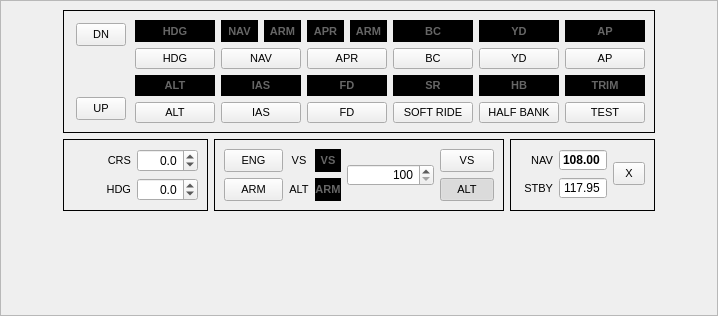
Old version of the form src/gui/DockWidgetAuto.ui in the repository marek-cel/mscsim-cc0.
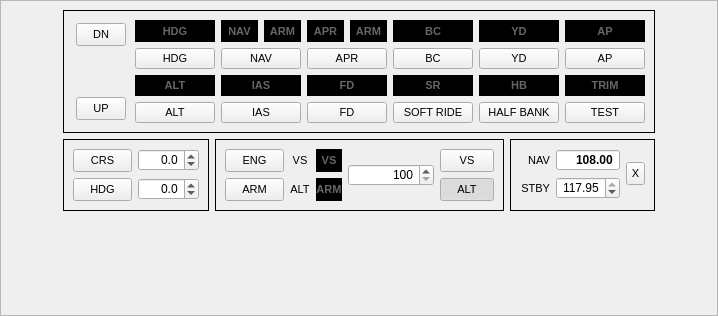
New version of the form.

Patch:
```diff
--- a/src/gui/DockWidgetAuto.ui
+++ b/src/gui/DockWidgetAuto.ui
@@ -155,7 +155,7 @@
               <set>Qt::AlignRight|Qt::AlignTrailing|Qt::AlignVCenter</set>
              </property>
              <property name="buttonSymbols">
-              <enum>QAbstractSpinBox::NoButtons</enum>
+              <enum>QAbstractSpinBox::UpDownArrows</enum>
              </property>
              <property name="minimum">
               <double>108.000000000000000</double>
@@ -1286,6 +1286,12 @@
             <height>0</height>
            </size>
           </property>
+          <property name="styleSheet">
+           <string notr="true">QPushButton
+{
+  padding: 4px 16px;
+}</string>
+          </property>
           <property name="frameShape">
            <enum>QFrame::Box</enum>
           </property>
@@ -1305,8 +1311,20 @@
            <property name="bottomMargin">
             <number>9</number>
            </property>
+           <item row="1" column="0">
+            <widget class="QPushButton" name="pushButton_HDG">
+             <property name="font">
+              <font>
+               <pointsize>8</pointsize>
+              </font>
+             </property>
+             <property name="text">
+              <string>HDG</string>
+             </property>
+            </widget>
+           </item>
            <item row="0" column="0">
-            <widget class="QLabel" name="label_CRS">
+            <widget class="QPushButton" name="pushButton_CRS">
              <property name="font">
               <font>
                <pointsize>8</pointsize>
@@ -1315,12 +1333,6 @@
              <property name="text">
               <string>CRS</string>
              </property>
-             <property name="alignment">
-              <set>Qt::AlignRight|Qt::AlignTrailing|Qt::AlignVCenter</set>
-             </property>
-             <property name="buddy">
-              <cstring>spinBox_CRS</cstring>
-             </property>
             </widget>
            </item>
            <item row="0" column="1">
@@ -1339,24 +1351,6 @@
              </property>
             </widget>
            </item>
-           <item row="1" column="0">
-            <widget class="QLabel" name="label_HDG">
-             <property name="font">
-              <font>
-               <pointsize>8</pointsize>
-              </font>
-             </property>
-             <property name="text">
-              <string>HDG</string>
-             </property>
-             <property name="alignment">
-              <set>Qt::AlignRight|Qt::AlignTrailing|Qt::AlignVCenter</set>
-             </property>
-             <property name="buddy">
-              <cstring>spinBox_HDG</cstring>
-             </property>
-            </widget>
-           </item>
            <item row="1" column="1">
             <widget class="QDoubleSpinBox" name="spinBox_HDG">
              <property name="alignment">
```
Left out of the diff: 4 changed lines with no effect on the pictures.
